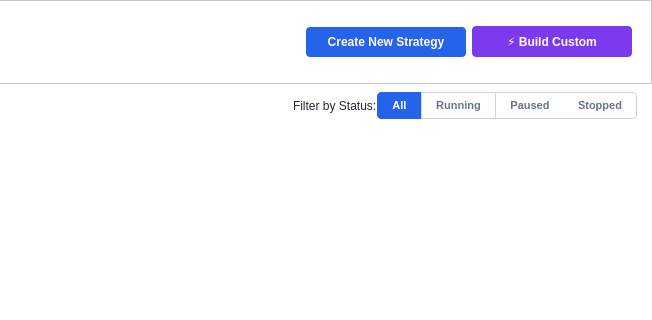
yashnmehta/Autotrade, file resources/forms/StrategyManagerWindow.ui: the form before one commit; both pictures show x 348 to 1000 and y 0 to 320 of the 1000 by 700 pixel window.
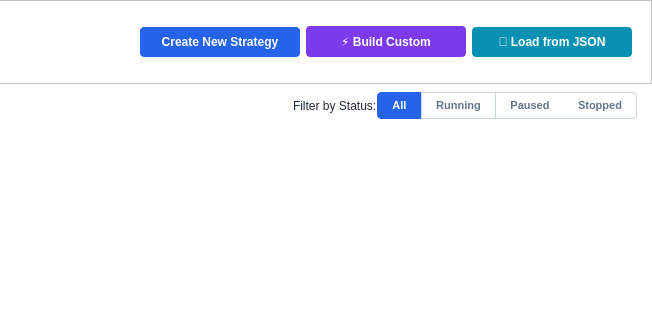
The form after the commit.

```diff
--- a/resources/forms/StrategyManagerWindow.ui
+++ b/resources/forms/StrategyManagerWindow.ui
@@ -63,6 +63,18 @@
 QPushButton#buildCustomButton:hover { background-color: #6d28d9; }
 QPushButton#buildCustomButton:pressed { background-color: #5b21b6; }
 
+QPushButton#loadJsonButton {
+    background-color: #0891b2;
+    color: white;
+    border: none;
+    border-radius: 4px;
+    font-weight: 700;
+    font-size: 12px;
+    padding: 8px 20px;
+}
+QPushButton#loadJsonButton:hover { background-color: #0e7490; }
+QPushButton#loadJsonButton:pressed { background-color: #155e75; }
+
 QPushButton {
     background-color: #ffffff;
     color: #475569;
@@ -243,6 +255,22 @@
         </property>
        </widget>
       </item>
+      <item>
+       <widget class="QPushButton" name="loadJsonButton">
+        <property name="minimumSize">
+         <size>
+          <width>160</width>
+          <height>30</height>
+         </size>
+        </property>
+        <property name="text">
+         <string>📂 Load from JSON</string>
+        </property>
+        <property name="toolTip">
+         <string>Load a strategy from a JSON file (for testing)</string>
+        </property>
+       </widget>
+      </item>
      </layout>
     </widget>
    </item>
```
